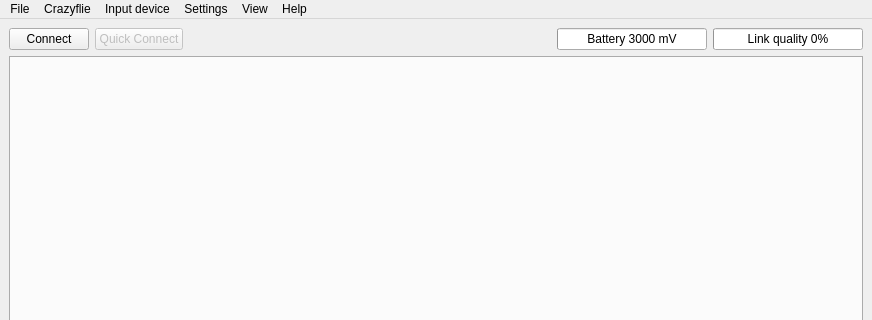
Above: lib/cfclient/ui/main.ui from bitcraze/crazyflie-clients-python before the change; both pictures show x 0 to 872 and y 0 to 320 of the 872 by 641 pixel window. Below: the same form after it.
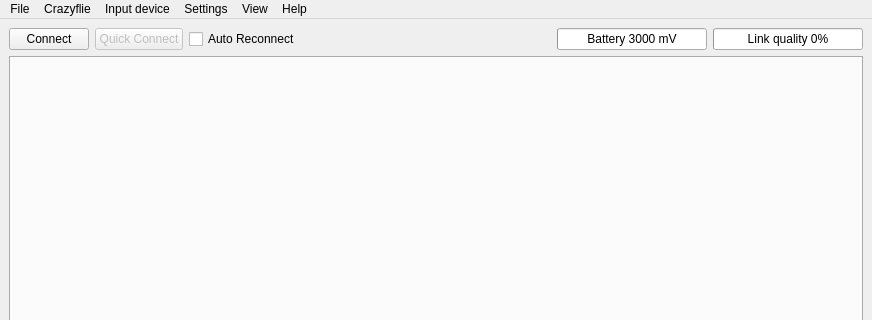
That is the form after the change.

Commit message: Added a option to reconnect automatically after disconnect

```diff
--- a/lib/cfclient/ui/main.ui
+++ b/lib/cfclient/ui/main.ui
@@ -35,7 +35,7 @@
           </property>
          </widget>
         </item>
-        <item row="0" column="2">
+        <item row="0" column="3">
          <spacer name="horizontalSpacer">
           <property name="orientation">
            <enum>Qt::Horizontal</enum>
@@ -48,7 +48,7 @@
           </property>
          </spacer>
         </item>
-        <item row="0" column="4">
+        <item row="0" column="5">
          <widget class="QProgressBar" name="linkQualityBar">
           <property name="minimumSize">
            <size>
@@ -86,7 +86,7 @@
           </property>
          </widget>
         </item>
-        <item row="0" column="3">
+        <item row="0" column="4">
          <widget class="QProgressBar" name="batteryBar">
           <property name="minimumSize">
            <size>
@@ -123,6 +123,16 @@
           </property>
          </widget>
         </item>
+        <item row="0" column="2">
+         <widget class="QCheckBox" name="autoReconnectCheckBox">
+          <property name="text">
+           <string>Auto Reconnect</string>
+          </property>
+          <property name="checked">
+           <bool>false</bool>
+          </property>
+         </widget>
+        </item>
        </layout>
       </item>
       <item>
```
The commit also changes 1 other file.
